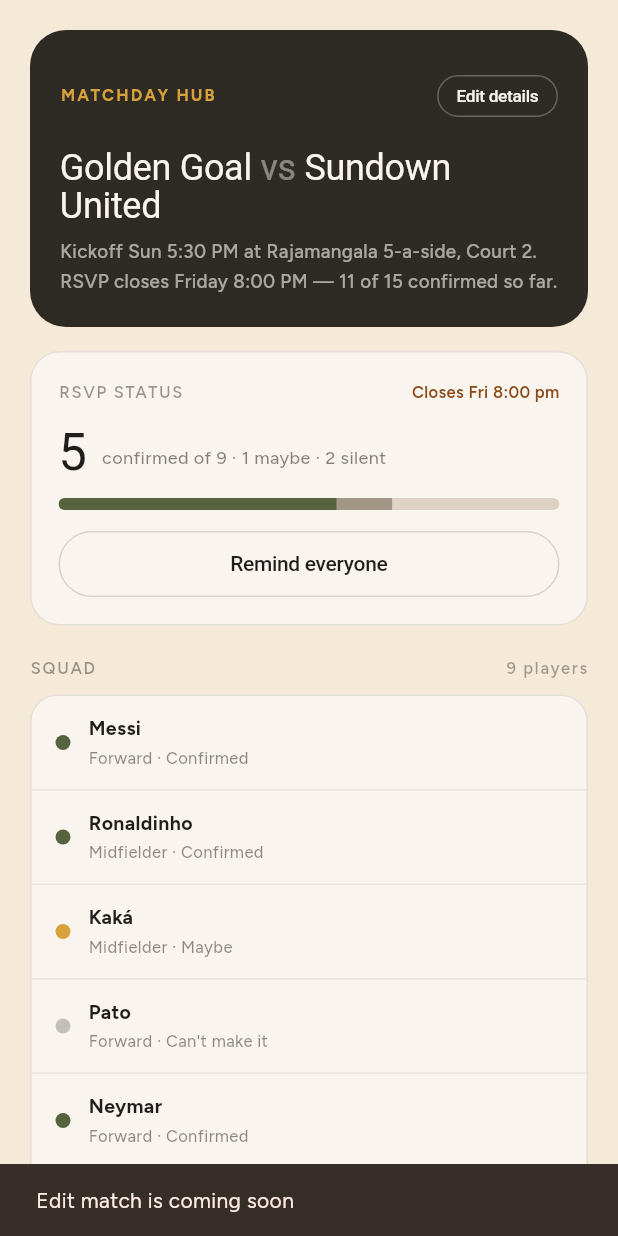
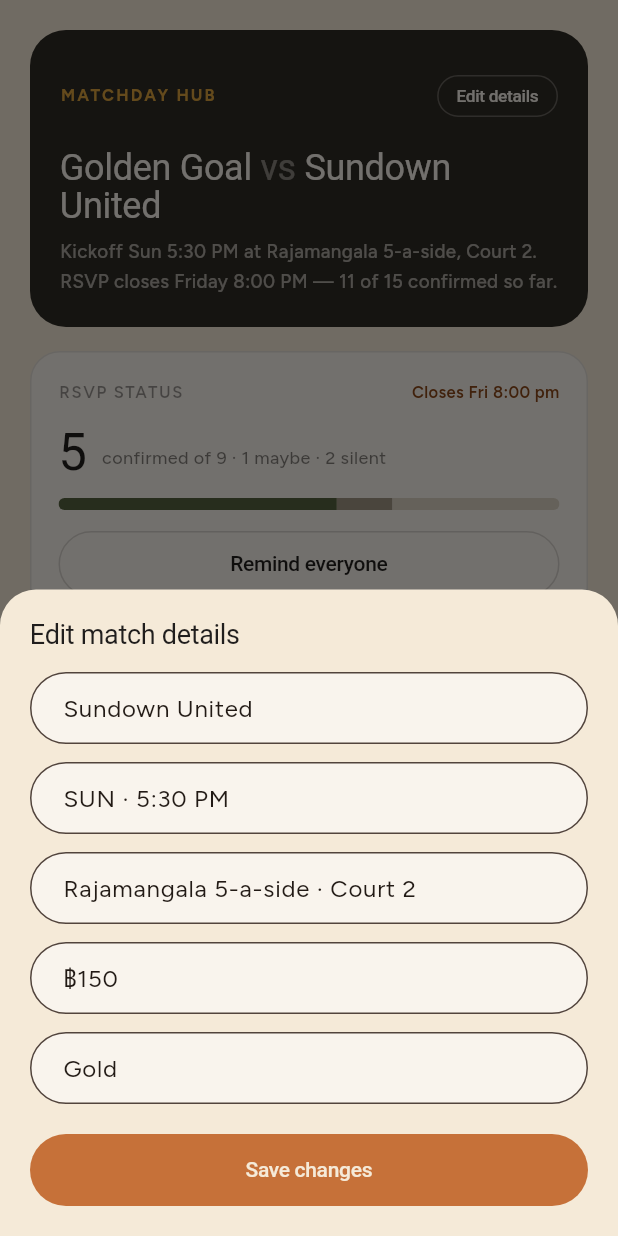
Before and after one commit to Scholar17/SquadHQ, a Flutter app: the MatchPage screen opened directly, after a tap on "Edit details", on a phone screen of 412 x 824 dp. Run offline on Flutter 3.47's test engine with Material 3 defaults, Android fonts, the phone set to English and light mode, and no system bars; our stand-ins replace dartz, equatable, flutter_bloc, get_it, google_fonts, supabase_flutter; accounts and stored records are empty; Roboto replaces fonts that are missing (Caprasimo); statements that could not run were skipped.

Commit message:
Wire up "Edit details" on the matchday hub
The button previously just showed a "coming soon" snackbar. It now
opens a bottom sheet where a manager can edit opponent, kickoff,
venue, fee and kit, dispatched through a new TeamMatchDetailsUpdated
event that updates the in-memory TeamSnapshot.

Co-Authored-By: Claude Sonnet 5 <noreply@anthropic.com>

```diff
--- a/lib/features/team/domain/entities/team_snapshot.dart
+++ b/lib/features/team/domain/entities/team_snapshot.dart
@@ -55,6 +55,30 @@ class UpcomingMatch extends Equatable {
   final String rsvpClosesLabel;
   final String hubLine1;
   final String hubLine2;
+
+  UpcomingMatch copyWith({
+    String? opponent,
+    String? kickoffLabel,
+    String? venueLine,
+    String? feePerPlayer,
+    String? kit,
+    String? hubLine1,
+    String? hubLine2,
+  }) =>
+      UpcomingMatch(
+        opponent: opponent ?? this.opponent,
+        kickoffLabel: kickoffLabel ?? this.kickoffLabel,
+        countdownLabel: countdownLabel,
+        venueLine: venueLine ?? this.venueLine,
+        confirmedOf: confirmedOf,
+        feePerPlayer: feePerPlayer ?? this.feePerPlayer,
+        kit: kit ?? this.kit,
+        temperatureC: temperatureC,
+        rainChancePercent: rainChancePercent,
+        rsvpClosesLabel: rsvpClosesLabel,
+        hubLine1: hubLine1 ?? this.hubLine1,
+        hubLine2: hubLine2 ?? this.hubLine2,
+      );
 
   @override
   List<Object?> get props => [
@@ -242,6 +266,19 @@ class TeamSnapshot extends Equatable {
   List<SquadMember> get owing =>
       roster.where((m) => m.amountOwed > 0).toList(growable: false);
 
+  TeamSnapshot copyWith({UpcomingMatch? match}) => TeamSnapshot(
+        team: team,
+        match: match ?? this.match,
+        needsYou: needsYou,
+        lastResult: lastResult,
+        roster: roster,
+        teamBalance: teamBalance,
+        monthIn: monthIn,
+        monthOut: monthOut,
+        monthNet: monthNet,
+        ledger: ledger,
+      );
+
   @override
   List<Object?> get props => [
         team,
--- a/lib/features/team/presentation/bloc/team_bloc.dart
+++ b/lib/features/team/presentation/bloc/team_bloc.dart
@@ -10,6 +10,7 @@ class TeamBloc extends Bloc<TeamEvent, TeamState> {
     on<TeamStarted>(_onStarted);
     on<TeamRoleToggled>(_onRoleToggled);
     on<TeamMyRsvpChanged>(_onMyRsvpChanged);
+    on<TeamMatchDetailsUpdated>(_onMatchDetailsUpdated);
   }
 
   final TeamRepository _repository;
@@ -46,4 +47,29 @@ class TeamBloc extends Bloc<TeamEvent, TeamState> {
     if (current is! TeamLoaded) return;
     emit(current.copyWith(myRsvp: event.status));
   }
+
+  void _onMatchDetailsUpdated(
+    TeamMatchDetailsUpdated event,
+    Emitter<TeamState> emit,
+  ) {
+    final current = state;
+    if (current is! TeamLoaded) return;
+    final match = current.snapshot.match.copyWith(
+      opponent: event.opponent,
+      kickoffLabel: event.kickoffLabel,
+      venueLine: event.venueLine,
+      feePerPlayer: event.feePerPlayer,
+      kit: event.kit,
+      hubLine1: 'Kickoff ${event.kickoffLabel} at ${event.venueLine}.',
+      hubLine2:
+          'RSVP ${current.snapshot.match.rsvpClosesLabel.toLowerCase()} — ${current.snapshot.match.confirmedOf} confirmed so far.',
+    );
+    emit(
+      TeamLoaded(
+        snapshot: current.snapshot.copyWith(match: match),
+        role: current.role,
+        myRsvp: current.myRsvp,
+      ),
+    );
+  }
 }
--- a/lib/features/team/presentation/bloc/team_event.dart
+++ b/lib/features/team/presentation/bloc/team_event.dart
@@ -27,3 +27,23 @@ final class TeamMyRsvpChanged extends TeamEvent {
   @override
   List<Object?> get props => [status];
 }
+
+/// Manager-only edit from the matchday hub's "Edit details" button.
+final class TeamMatchDetailsUpdated extends TeamEvent {
+  const TeamMatchDetailsUpdated({
+    required this.opponent,
+    required this.kickoffLabel,
+    required this.venueLine,
+    required this.feePerPlayer,
+    required this.kit,
+  });
+
+  final String opponent;
+  final String kickoffLabel;
+  final String venueLine;
+  final String feePerPlayer;
+  final String kit;
+
+  @override
+  List<Object?> get props => [opponent, kickoffLabel, venueLine, feePerPlayer, kit];
+}
--- a/lib/features/team/presentation/pages/match_page.dart
+++ b/lib/features/team/presentation/pages/match_page.dart
@@ -7,6 +7,7 @@ import '../../domain/entities/team_snapshot.dart';
 import '../bloc/team_bloc.dart';
 import '../bloc/team_event.dart';
 import '../bloc/team_state.dart';
+import '../widgets/edit_match_details_sheet.dart';
 
 /// The matchday hub — RSVP, squad list, nudges. Reached from Home's
 /// "Open matchday" / "vs {opponent}" card, not parked behind its own tab
@@ -42,7 +43,7 @@ class MatchPage extends StatelessWidget {
                   hubLine1: match.hubLine1,
                   hubLine2: match.hubLine2,
                   isManager: state.isManager,
-                  onEdit: () => _snack(context, 'Edit match'),
+                  onEdit: () => showEditMatchDetailsSheet(context, match: match),
                 ),
                 const SizedBox(height: 16),
                 _RsvpCard(
--- /dev/null
+++ b/lib/features/team/presentation/widgets/edit_match_details_sheet.dart
@@ -0,0 +1,145 @@
+import 'package:flutter/material.dart';
+import 'package:flutter_bloc/flutter_bloc.dart';
+
+import '../../../../core/theme/app_colors.dart';
+import '../../../../core/theme/app_text_styles.dart';
+import '../../domain/entities/team_snapshot.dart';
+import '../bloc/team_bloc.dart';
+import '../bloc/team_event.dart';
+
+/// Opened from the matchday hub's "Edit details" button — manager-only.
+Future<void> showEditMatchDetailsSheet(
+  BuildContext context, {
+  required UpcomingMatch match,
+}) {
+  final teamBloc = context.read<TeamBloc>();
+  return showModalBottomSheet<void>(
+    context: context,
+    isScrollControlled: true,
+    backgroundColor: AppColors.bg,
+    shape: const RoundedRectangleBorder(
+      borderRadius: BorderRadius.vertical(top: Radius.circular(24)),
+    ),
+    builder: (_) => BlocProvider.value(
+      value: teamBloc,
+      child: _EditMatchDetailsSheet(match: match),
+    ),
+  );
+}
+
+class _EditMatchDetailsSheet extends StatefulWidget {
+  const _EditMatchDetailsSheet({required this.match});
+
+  final UpcomingMatch match;
+
+  @override
+  State<_EditMatchDetailsSheet> createState() => _EditMatchDetailsSheetState();
+}
+
+class _EditMatchDetailsSheetState extends State<_EditMatchDetailsSheet> {
+  late final _opponentController = TextEditingController(text: widget.match.opponent);
+  late final _kickoffController = TextEditingController(text: widget.match.kickoffLabel);
+  late final _venueController = TextEditingController(text: widget.match.venueLine);
+  late final _feeController = TextEditingController(text: widget.match.feePerPlayer);
+  late final _kitController = TextEditingController(text: widget.match.kit);
+
+  @override
+  void dispose() {
+    _opponentController.dispose();
+    _kickoffController.dispose();
+    _venueController.dispose();
+    _feeController.dispose();
+    _kitController.dispose();
+    super.dispose();
+  }
+
+  bool get _isValid =>
+      _opponentController.text.trim().isNotEmpty &&
+      _kickoffController.text.trim().isNotEmpty &&
+      _venueController.text.trim().isNotEmpty;
+
+  void _save() {
+    if (!_isValid) return;
+    context.read<TeamBloc>().add(
+          TeamMatchDetailsUpdated(
+            opponent: _opponentController.text.trim(),
+            kickoffLabel: _kickoffController.text.trim(),
+            venueLine: _venueController.text.trim(),
+            feePerPlayer: _feeController.text.trim(),
+            kit: _kitController.text.trim(),
+          ),
+        );
+    Navigator.of(context).pop();
+  }
+
+  @override
+  Widget build(BuildContext context) {
+    return Padding(
+      padding: EdgeInsets.fromLTRB(
+        20,
+        20,
+        20,
+        20 + MediaQuery.of(context).viewInsets.bottom,
+      ),
+      child: Column(
+        mainAxisSize: MainAxisSize.min,
+        crossAxisAlignment: CrossAxisAlignment.start,
+        children: [
+          Text('Edit match details', style: AppTextStyles.heading(size: 18)),
+          const SizedBox(height: 16),
+          _Field(controller: _opponentController, label: 'Opponent'),
+          const SizedBox(height: 10),
+          _Field(controller: _kickoffController, label: 'Kickoff'),
+          const SizedBox(height: 10),
+          _Field(controller: _venueController, label: 'Venue'),
+          const SizedBox(height: 10),
+          _Field(controller: _feeController, label: 'Fee per player'),
+          const SizedBox(height: 10),
+          _Field(controller: _kitController, label: 'Kit'),
+          const SizedBox(height: 18),
+          SizedBox(
+            width: double.infinity,
+            height: 48,
+            child: ElevatedButton(
+              onPressed: _save,
+              style: ElevatedButton.styleFrom(
+                backgroundColor: AppColors.accent,
+                foregroundColor: AppColors.bg,
+                shape: const StadiumBorder(),
+                elevation: 0,
+              ),
+              child: Text('Save changes', style: AppTextStyles.heading(size: 14, color: AppColors.bg)),
+            ),
+          ),
+        ],
+      ),
+    );
+  }
+}
+
+class _Field extends StatelessWidget {
+  const _Field({required this.controller, required this.label});
+
+  final TextEditingController controller;
+  final String label;
+
+  @override
+  Widget build(BuildContext context) {
+    return SizedBox(
+      height: 50,
+      child: TextField(
+        controller: controller,
+        decoration: InputDecoration(
+          hintText: label,
+          filled: true,
+          fillColor: AppColors.neutral100,
+          contentPadding: const EdgeInsets.symmetric(horizontal: 18),
+          border: OutlineInputBorder(
+            borderRadius: BorderRadius.circular(999),
+            borderSide: BorderSide(color: AppColors.text.withValues(alpha: 0.16)),
+          ),
+        ),
+      ),
+    );
+  }
+}
```
